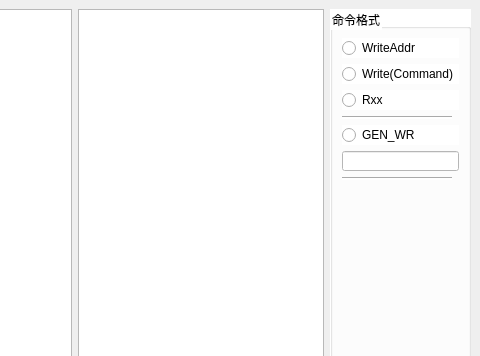
Old version of the form bsp_tools/ui_initcode_builder.ui in the repository 0aibin0/bsp_tools; both pictures show x 182 to 662 and y 0 to 356 of the 662 by 630 pixel window.
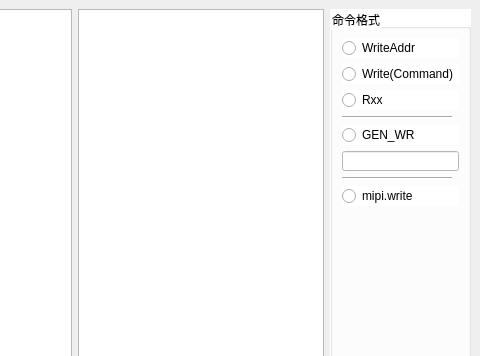
New version of the form.

Commit message:
DisplayTools v3.2.18 — Initcode Builder 新增 mipi.write 输入格式
- 第 5 种输入格式：一行一条 mipi.write 命令 → 一条 initcode 字节行
  （长度字节 = 1 个 DCS 命令 + N 个参数，负载原样搬运）
- 块类型原样保留：0x29（Generic long write）与 0x39（DCS long write）
  负载长度可能相同，按长度重推会把 0x29 悄悄改写成 0x39——那是真正下发到
  屏体的 DSI 数据类型
- to_dcs() 改为优先用条目自带的 header，拿不到时才按负载长度推断
  （原有 4 种正向格式的产物不受影响）
- 容错：注释 / 空行 / 逗号 / 大小写 / 省略前缀都能认；单行有问题只在
  格式提示里报出来，其余行照常生成
- check_initcode 65 → 91 项：真实 10 条 T820 点亮序列、往返解析后块类型
  一致、容错与异常输入、界面 Build 全链路
- 新增 README.md（仓库门面）与 INITCODE_MIPI_WRITE_ANALYSIS.md（格式映射与取舍）
- 重新打包 dist/DisplayTools.exe（v3.2.18）

Patch:
```diff
--- a/bsp_tools/ui_initcode_builder.ui
+++ b/bsp_tools/ui_initcode_builder.ui
@@ -65,7 +65,7 @@
          </property>
         </widget>
        </item>
-       <item row="7" column="0">
+       <item row="8" column="0">
         <spacer name="verticalSpacer">
          <property name="orientation">
           <enum>Qt::Vertical</enum>
@@ -138,6 +138,13 @@
          </property>
         </widget>
        </item>
+       <item row="7" column="0">
+        <widget class="QRadioButton" name="radioButton_5">
+         <property name="text">
+          <string>mipi.write</string>
+         </property>
+        </widget>
+       </item>
       </layout>
      </widget>
     </item>
```
The commit also changes 11 other files.
